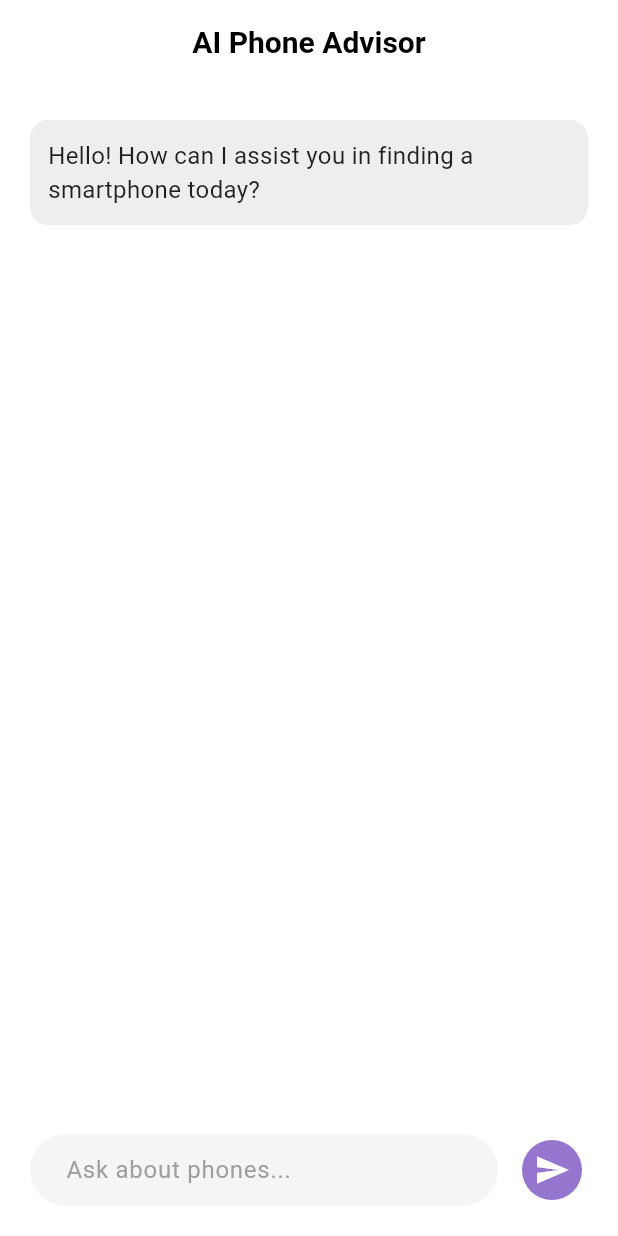
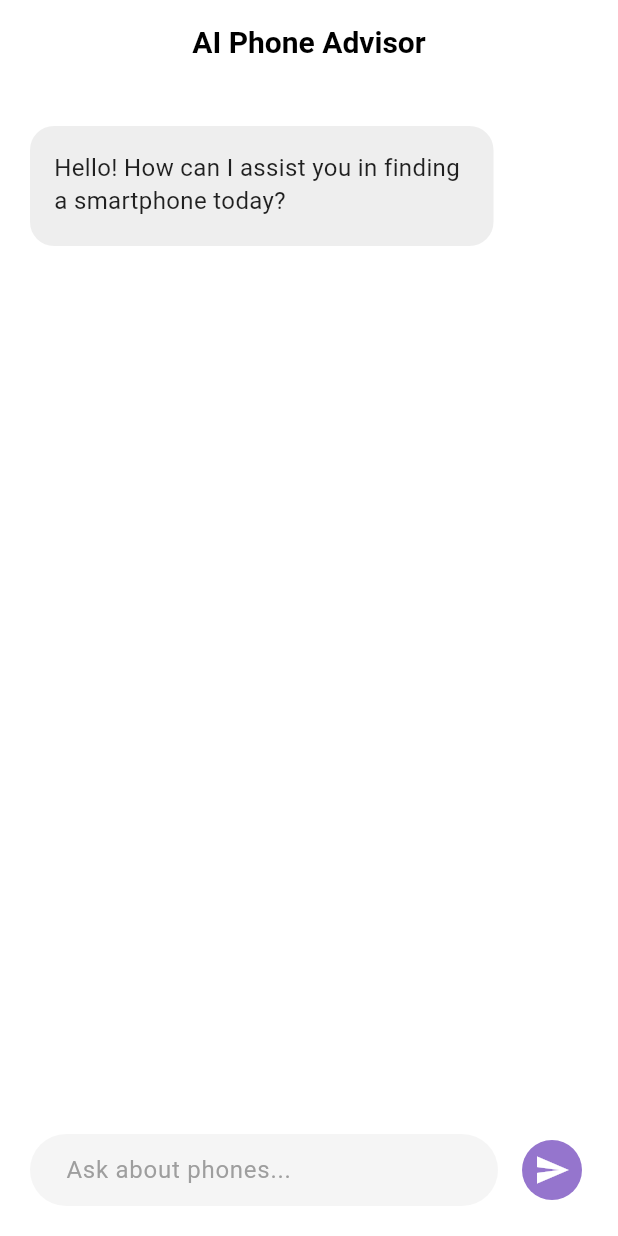
Before and after one commit to rojins0209/AIPA, a Flutter app: the screen it shows after launch, on a phone screen of 412 x 824 dp. Run offline on Flutter 3.47's test engine with Material 3 defaults, Android fonts, the phone set to English and light mode, and no system bars; our stand-ins replace flutter_spinkit.

Commit message:
Increase the size of the phone cards by adjusting the _buildPhoneRow widget Modify the message display to format the raw text better

```diff
--- a/lib/main.dart
+++ b/lib/main.dart
@@ -1,6 +1,6 @@
 import 'dart:io';
 import 'package:flutter/material.dart';
-import 'package:scrapy/screens/splash_screen.dart';
+import 'package:AIPA/screens/splash_screen.dart';
 // Corrected import path
 
 void main() {
--- a/lib/screens/chat_screen.dart
+++ b/lib/screens/chat_screen.dart
@@ -70,7 +70,7 @@ class _ChatScreenState extends State<ChatScreen> with SingleTickerProviderStateM
       _isLoading = true;
     });
 
-    _controller.clear(); // Clear input immediately
+    _controller.clear();
     _scrollToBottom();
 
     try {
@@ -106,18 +106,16 @@ class _ChatScreenState extends State<ChatScreen> with SingleTickerProviderStateM
   }
 
   String _cleanResponse(String text) {
-    // Remove IDs like (ID: abc123)
     String cleaned = text.replaceAll(RegExp(r'\(ID: \w+\)'), "");
-    // Remove markdown bold/italic markers
     cleaned = cleaned.replaceAllMapped(RegExp(r'(\*\*|\*)(.*?)\1'),
-      (match) => match.group(2) ?? "");
+        (match) => match.group(2) ?? "");
     return cleaned;
   }
 
   Future<Map<String, dynamic>?> fetchSmartphoneRecommendation(String query) async {
     try {
       final response = await http.post(
-        Uri.parse('http://192.168.1.11:4000/api/query'),
+        Uri.parse('http://13.201.81.252:4000/api/query'),
         headers: {"Content-Type": "application/json"},
         body: jsonEncode({"query": query}),
       );
@@ -149,27 +147,20 @@ class _ChatScreenState extends State<ChatScreen> with SingleTickerProviderStateM
                 final isUser = message['sender'] == 'user';
 
                 return Column(
+                  crossAxisAlignment: isUser ? CrossAxisAlignment.end : CrossAxisAlignment.start,
                   children: [
-                    // Message Bubble
-                    Align(
-                      alignment: isUser ? Alignment.centerRight : Alignment.centerLeft,
-                      child: Container(
-                        margin: const EdgeInsets.symmetric(vertical: 4),
-                        padding: const EdgeInsets.all(12),
-                        decoration: BoxDecoration(
-                          color: isUser ? const Color(0xFF9575CD) : Colors.grey[200],
-                          borderRadius: BorderRadius.circular(12),
-                        ),
-                        child: Text(
-                          message['text'],
-                          style: TextStyle(
-                            color: isUser ? Colors.white : Colors.black87,
-                            fontSize: 16,
-                          ),
-                        ),
+                    Container(
+                      margin: const EdgeInsets.symmetric(vertical: 8),
+                      padding: const EdgeInsets.all(16),
+                      constraints: BoxConstraints(
+                        maxWidth: MediaQuery.of(context).size.width * 0.75,
                       ),
+                      decoration: BoxDecoration(
+                        color: isUser ? const Color(0xFF9575CD) : Colors.grey[200],
+                        borderRadius: BorderRadius.circular(16),
+                      ),
+                      child: _formatMessageText(message['text'], isUser),
                     ),
-                    // Phone Recommendations (if any)
                     if (message['phones'] != null &&
                         (message['phones'] as List<PhoneModel>).isNotEmpty)
                       _buildPhoneRow(message['phones']),
@@ -186,7 +177,6 @@ class _ChatScreenState extends State<ChatScreen> with SingleTickerProviderStateM
                 size: 20,
               ),
             ),
-          // Input Field
           Container(
             padding: const EdgeInsets.fromLTRB(20, 10, 20, 20),
             color: theme.colorScheme.surface.withOpacity(0.9),
@@ -225,21 +215,61 @@ class _ChatScreenState extends State<ChatScreen> with SingleTickerProviderStateM
     );
   }
 
+  Widget _formatMessageText(String text, bool isUser) {
+    final paragraphs = text.split('\n\n');
+
+    return Column(
+      crossAxisAlignment: CrossAxisAlignment.start,
+      children: paragraphs.map((paragraph) {
+        if (paragraph.contains('\n-') || paragraph.contains('\n*')) {
+          final items = paragraph.split('\n').where((item) => item.trim().isNotEmpty).toList();
+          return Column(
+            crossAxisAlignment: CrossAxisAlignment.start,
+            children: items.map((item) => Padding(
+              padding: const EdgeInsets.only(bottom: 4),
+              child: Text(
+                item.trim().startsWith('-') || item.trim().startsWith('*')
+                    ? '• ${item.trim().substring(1).trim()}'
+                    : item.trim(),
+                style: TextStyle(
+                  color: isUser ? Colors.white : Colors.black87,
+                  fontSize: 16,
+                ),
+              ),
+            )).toList(),
+          );
+        }
+        return Padding(
+          padding: const EdgeInsets.only(bottom: 4),
+          child: Text(
+            paragraph.trim(),
+            style: TextStyle(
+              color: isUser ? Colors.white : Colors.black87,
+              fontSize: 16,
+              height: 1.4,
+            ),
+          ),
+        );
+      }).toList(),
+    );
+  }
+
   Widget _buildPhoneRow(List<PhoneModel> phones) {
     return SizedBox(
-      height: 180,
+      height: 240,
       child: ListView.builder(
         scrollDirection: Axis.horizontal,
         itemCount: phones.length,
         itemBuilder: (context, index) {
           return Padding(
             padding: EdgeInsets.only(
-              left: index == 0 ? 0 : 8,
-              right: 8,
-              top: 8,
+              left: index == 0 ? 0 : 12,
+              right: 12,
+              top: 12,
+              bottom: 12,
             ),
             child: SizedBox(
-              width: 140,
+              width: 180,
               child: PhoneBentoCard(
                 phone: phones[index],
                 onTap: () => _showPhoneDetails(phones[index]),
--- a/lib/services/api_service.dart
+++ b/lib/services/api_service.dart
@@ -7,7 +7,7 @@ class ApiService {
   ) async {
     try {
       final response = await http.post(
-        Uri.parse('http://192.168.1.11:4000/api/query'),
+        Uri.parse('http://13.201.81.252:4000/api/query'),
         headers: {"Content-Type": "application/json"},
         body: jsonEncode({"query": query}),
       );
--- a/lib/widgets/phone_bento_card.dart
+++ b/lib/widgets/phone_bento_card.dart
@@ -109,7 +109,7 @@ class _ChatScreenState extends State<ChatScreen>
       String query) async {
     try {
       final response = await http.post(
-        Uri.parse('http://192.168.1.11:4000/api/query'),
+        Uri.parse('http://13.201.81.252:4000/api/query'),
         headers: {"Content-Type": "application/json"},
         body: jsonEncode({"query": query}),
       );
--- a/pubspec.yaml
+++ b/pubspec.yaml
@@ -1,4 +1,4 @@
-name: scrapy
+name: AIPA
 description: "A new Flutter project."
 publish_to: 'none'
 
@@ -20,6 +20,7 @@ dependencies:
   path_provider: ^2.1.5
   image: ^4.5.3
   youtube_player_flutter: ^9.1.1
+  shared_preferences: ^2.2.0
 
 dev_dependencies:
   flutter_test:
```
Also changed, not shown: pubspec.lock, 4 other files.
